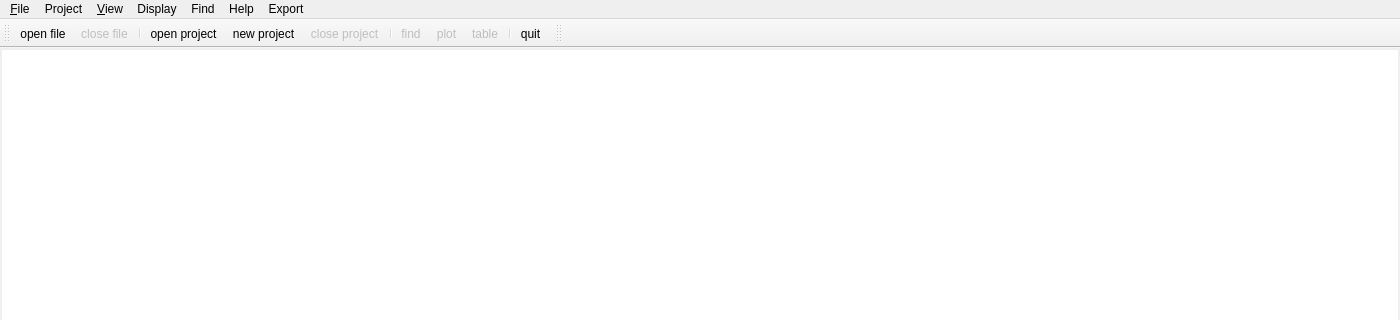
First picture: the form in MainWindow.ui, repository bendalab/NixView, before the edit; both pictures show x 0 to 1400 and y 0 to 320 of the 1400 by 788 pixel window.
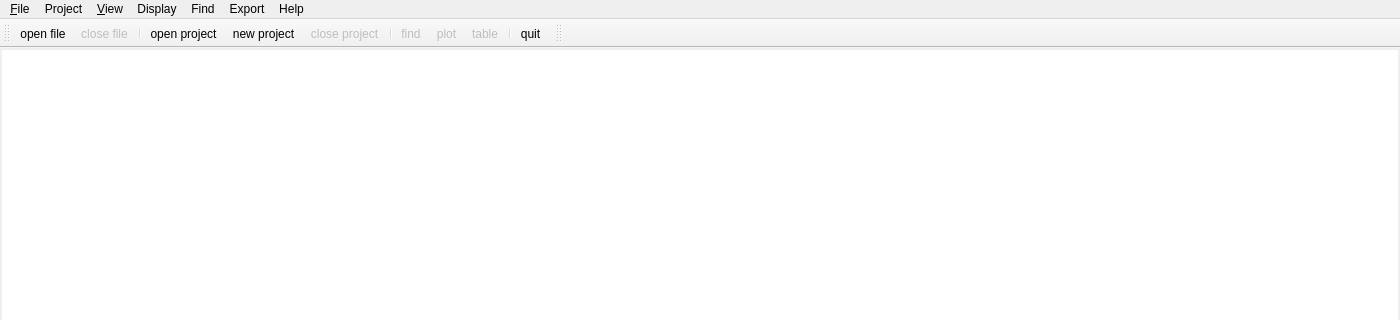
Second picture: the form after the edit. Icons and pictures are not drawn. Custom widgets are drawn as their Qt base class.

Patch:
```diff
--- a/MainWindow.ui
+++ b/MainWindow.ui
@@ -480,8 +480,8 @@
    <addaction name="menuView"/>
    <addaction name="menuPlot"/>
    <addaction name="menuFind"/>
-   <addaction name="menuHelp"/>
    <addaction name="menuExport"/>
+   <addaction name="menuHelp"/>
   </widget>
   <widget class="QStatusBar" name="statusBar">
    <property name="sizePolicy">
```
